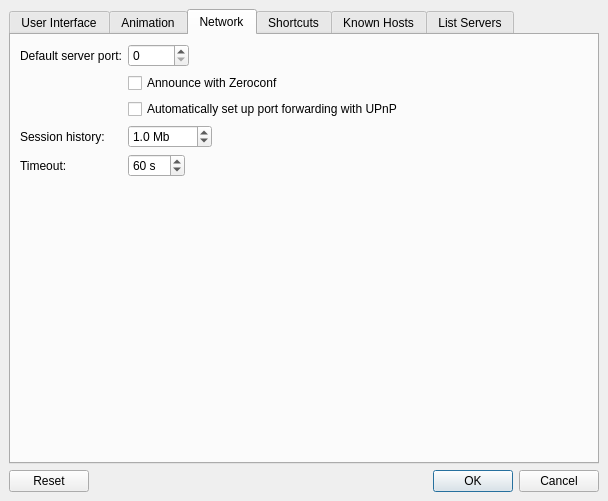
This is src/client/ui/settings.ui in drawpile/Drawpile as Qt 5 draws it before an edit. The edited form follows.
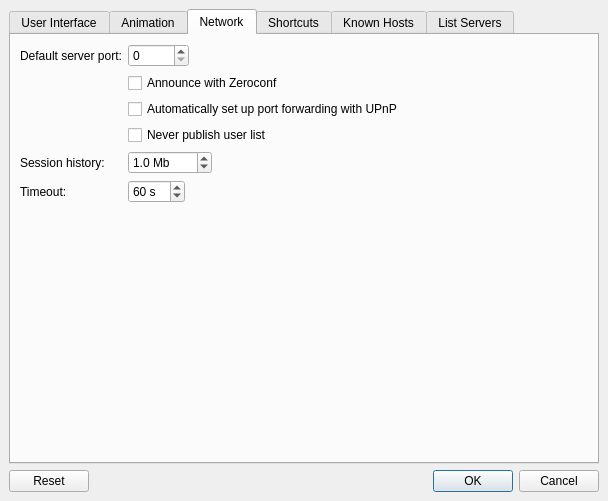
This is the edited form. The open tabs and pages were chosen to show the change. Icons and pictures are not drawn.

Commit message: Include username list in announcement

Patch:
```diff
--- a/src/client/ui/settings.ui
+++ b/src/client/ui/settings.ui
@@ -474,14 +474,14 @@
          </property>
         </widget>
        </item>
-       <item row="3" column="0">
+       <item row="4" column="0">
         <widget class="QLabel" name="label_5">
          <property name="text">
           <string>Session history:</string>
          </property>
         </widget>
        </item>
-       <item row="3" column="1">
+       <item row="4" column="1">
         <widget class="QDoubleSpinBox" name="historylimit">
          <property name="specialValueText">
           <string>unlimited</string>
@@ -503,14 +503,14 @@
          </property>
         </widget>
        </item>
-       <item row="4" column="0">
+       <item row="5" column="0">
         <widget class="QLabel" name="label_6">
          <property name="text">
           <string>Timeout:</string>
          </property>
         </widget>
        </item>
-       <item row="4" column="1">
+       <item row="5" column="1">
         <widget class="QSpinBox" name="connTimeout">
          <property name="suffix">
           <string> s</string>
@@ -540,6 +540,13 @@
          </property>
         </widget>
        </item>
+       <item row="3" column="1">
+        <widget class="QCheckBox" name="privateUserList">
+         <property name="text">
+          <string>Never publish user list</string>
+         </property>
+        </widget>
+       </item>
       </layout>
      </widget>
      <widget class="QWidget" name="tab_2">
```
The commit also changes 12 other files.
